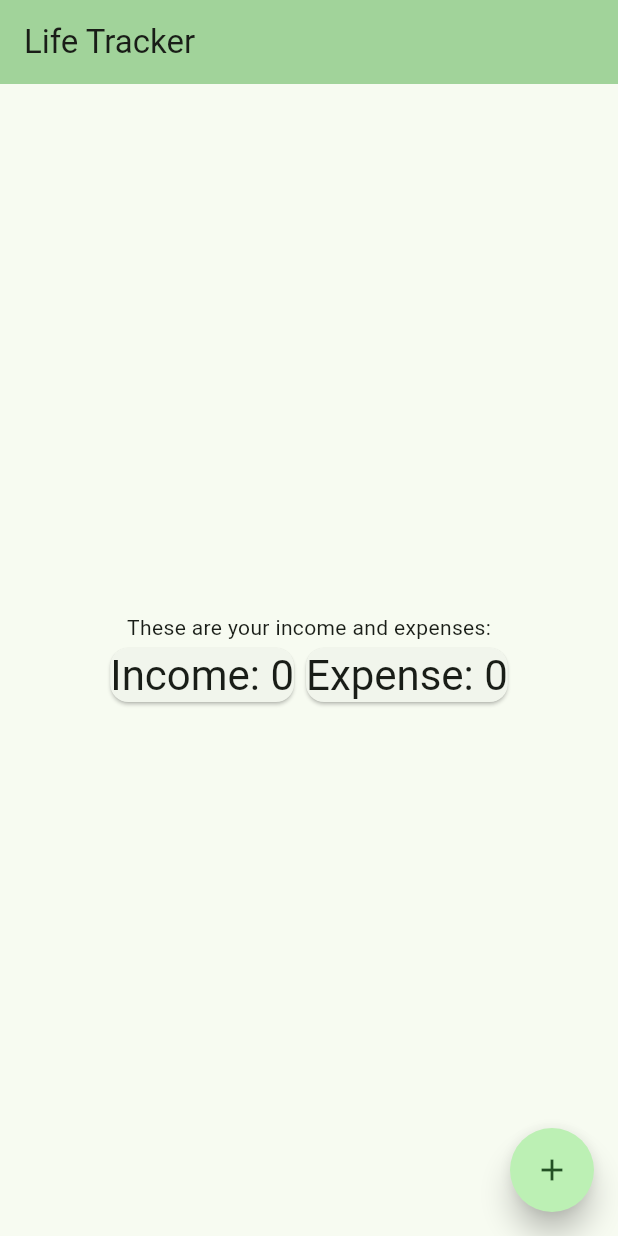
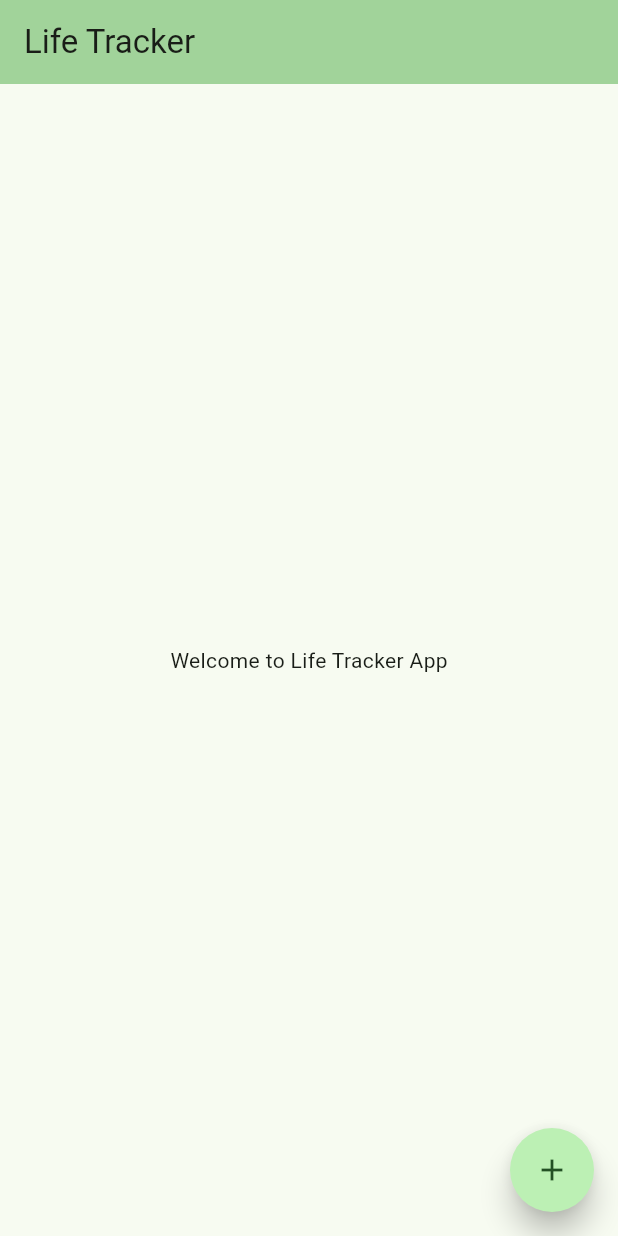
Before and after one commit to dimejune13/lifetracker, a Flutter app: the screen it shows after launch, on a phone screen of 412 x 824 dp. Run offline on Flutter 3.47's test engine with Material 3 defaults, Android fonts, the phone set to English and light mode, and no system bars; drawn by our look-alikes of flutter_speed_dial.

Commit message:
Changed center of HomePage

```diff
--- a/lib/main.dart
+++ b/lib/main.dart
@@ -72,24 +72,7 @@ class _MyHomePageState extends State<MyHomePage> {
           mainAxisAlignment: MainAxisAlignment.center,
           children: <Widget>[
             const Text(
-              'These are your income and expenses:',
-            ),
-            Row(
-              mainAxisAlignment: MainAxisAlignment.center,
-              children: [
-                Card(
-                  child: Text(
-                    'Income: $_income',
-                    style: Theme.of(context).textTheme.headlineMedium,
-                  ),
-                ),
-                Card(
-                  child: Text(
-                    'Expense: $_expense',
-                    style: Theme.of(context).textTheme.headlineMedium,
-                  ),
-                ),
-              ],
+              'Welcome to Life Tracker App',
             ),
           ],
         ),
```
